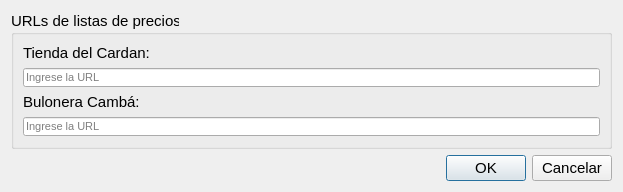
angelogllrd/PrecioFacil, file ui/config.ui: the form before one commit.
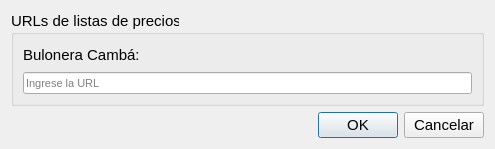
The form after the commit.

What changed in the file:
```diff
--- a/ui/config.ui
+++ b/ui/config.ui
@@ -6,20 +6,20 @@
    <rect>
     <x>0</x>
     <y>0</y>
-    <width>623</width>
-    <height>192</height>
+    <width>495</width>
+    <height>149</height>
    </rect>
   </property>
   <property name="minimumSize">
    <size>
-    <width>623</width>
-    <height>192</height>
+    <width>495</width>
+    <height>0</height>
    </size>
   </property>
   <property name="maximumSize">
    <size>
-    <width>16777215</width>
-    <height>192</height>
+    <width>495</width>
+    <height>16777215</height>
    </size>
   </property>
   <property name="windowTitle">
@@ -37,46 +37,7 @@
       <string>URLs de listas de precios</string>
      </property>
      <layout class="QGridLayout" name="gridLayout_2">
-      <item row="2" column="0">
-       <widget class="QLabel" name="label_2">
-        <property name="font">
-         <font>
-          <pointsize>11</pointsize>
-         </font>
-        </property>
-        <property name="text">
-         <string>&lt;html&gt;&lt;head/&gt;&lt;body&gt;&lt;p&gt;Bulonera Cambá:&lt;/p&gt;&lt;/body&gt;&lt;/html&gt;</string>
-        </property>
-       </widget>
-      </item>
-      <item row="0" column="0">
-       <widget class="QLabel" name="label">
-        <property name="font">
-         <font>
-          <pointsize>11</pointsize>
-         </font>
-        </property>
-        <property name="text">
-         <string>&lt;html&gt;&lt;head/&gt;&lt;body&gt;&lt;p&gt;Tienda del Cardan:&lt;/p&gt;&lt;/body&gt;&lt;/html&gt;</string>
-        </property>
-       </widget>
-      </item>
       <item row="1" column="0">
-       <widget class="QLineEdit" name="lineEdit_url_tdc">
-        <property name="font">
-         <font>
-          <pointsize>8</pointsize>
-         </font>
-        </property>
-        <property name="placeholderText">
-         <string>Ingrese la URL</string>
-        </property>
-        <property name="clearButtonEnabled">
-         <bool>true</bool>
-        </property>
-       </widget>
-      </item>
-      <item row="3" column="0">
        <widget class="QLineEdit" name="lineEdit_url_camba">
         <property name="font">
          <font>
@@ -91,6 +52,18 @@
         </property>
        </widget>
       </item>
+      <item row="0" column="0">
+       <widget class="QLabel" name="label_2">
+        <property name="font">
+         <font>
+          <pointsize>11</pointsize>
+         </font>
+        </property>
+        <property name="text">
+         <string>&lt;html&gt;&lt;head/&gt;&lt;body&gt;&lt;p&gt;Bulonera Cambá:&lt;/p&gt;&lt;/body&gt;&lt;/html&gt;</string>
+        </property>
+       </widget>
+      </item>
      </layout>
     </widget>
    </item>
```
